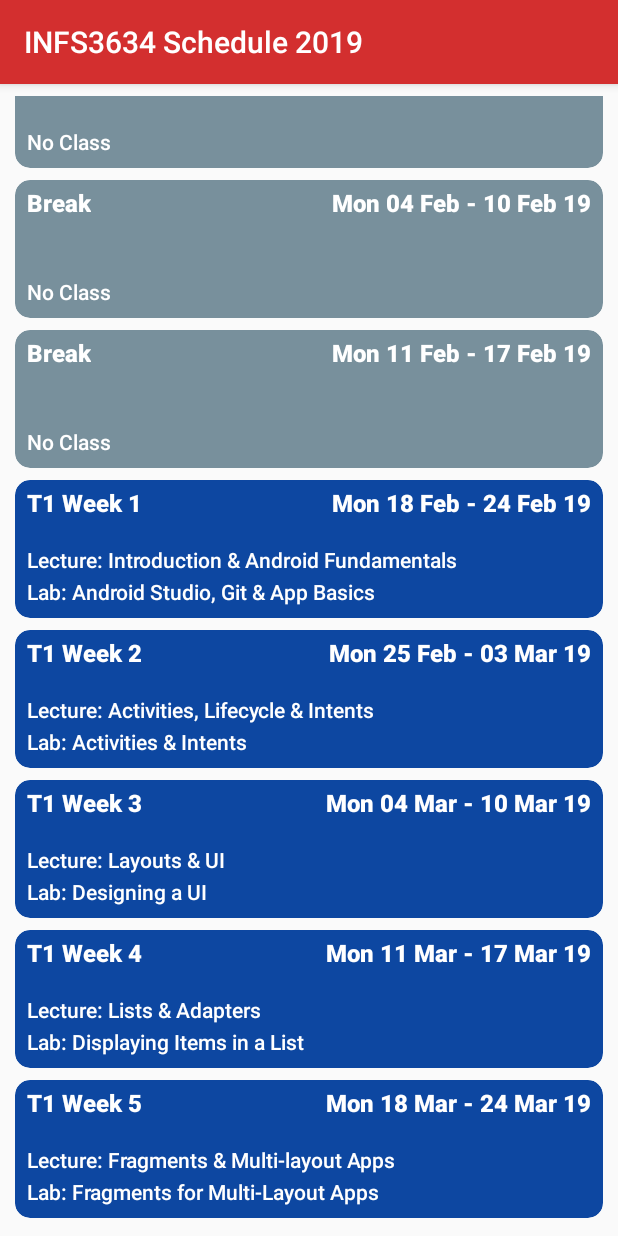
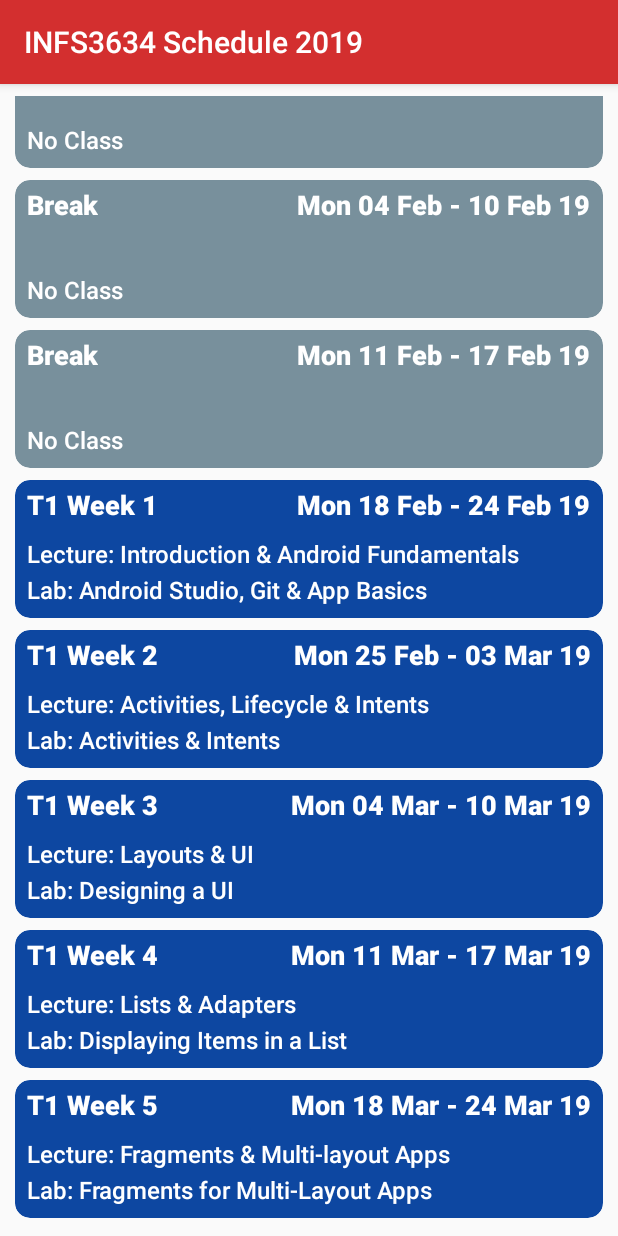
Before and after one commit to conewaffle/INFS3634Planner, an Android app: the screen it shows after launch (MainActivity), on a phone screen of 412 x 824 dp. Run offline under Robolectric (Android 15) with nearby library versions, the phone set to English and light mode, and no system bars.

```diff
--- a/app/src/main/res/layout/listitem.xml
+++ b/app/src/main/res/layout/listitem.xml
@@ -42,7 +42,7 @@
                 android:fontFamily="sans-serif-black"
                 android:text="Week Starting: "
                 android:textColor="@android:color/white"
-                android:textSize="16sp"
+                android:textSize="18sp"
                 app:layout_constraintEnd_toEndOf="parent"
                 app:layout_constraintTop_toTopOf="parent" />
 
@@ -55,7 +55,7 @@
                 android:fontFamily="sans-serif-black"
                 android:text="week"
                 android:textColor="@android:color/white"
-                android:textSize="16sp"
+                android:textSize="18sp"
                 app:layout_constraintStart_toStartOf="parent"
                 app:layout_constraintTop_toTopOf="parent" />
 
@@ -70,7 +70,7 @@
                 android:fontFamily="sans-serif-medium"
                 android:text="Lecture: "
                 android:textColor="@android:color/white"
-                android:textSize="14sp"
+                android:textSize="16sp"
                 app:layout_constraintBottom_toTopOf="@+id/textLab"
                 app:layout_constraintEnd_toEndOf="parent"
                 app:layout_constraintHorizontal_bias="0.0"
@@ -88,7 +88,7 @@
                 android:fontFamily="sans-serif-medium"
                 android:text="Tutorial:"
                 android:textColor="@android:color/white"
-                android:textSize="14sp"
+                android:textSize="16sp"
                 app:layout_constraintBottom_toBottomOf="parent"
                 app:layout_constraintEnd_toEndOf="parent"
                 app:layout_constraintHorizontal_bias="0.0"
```
